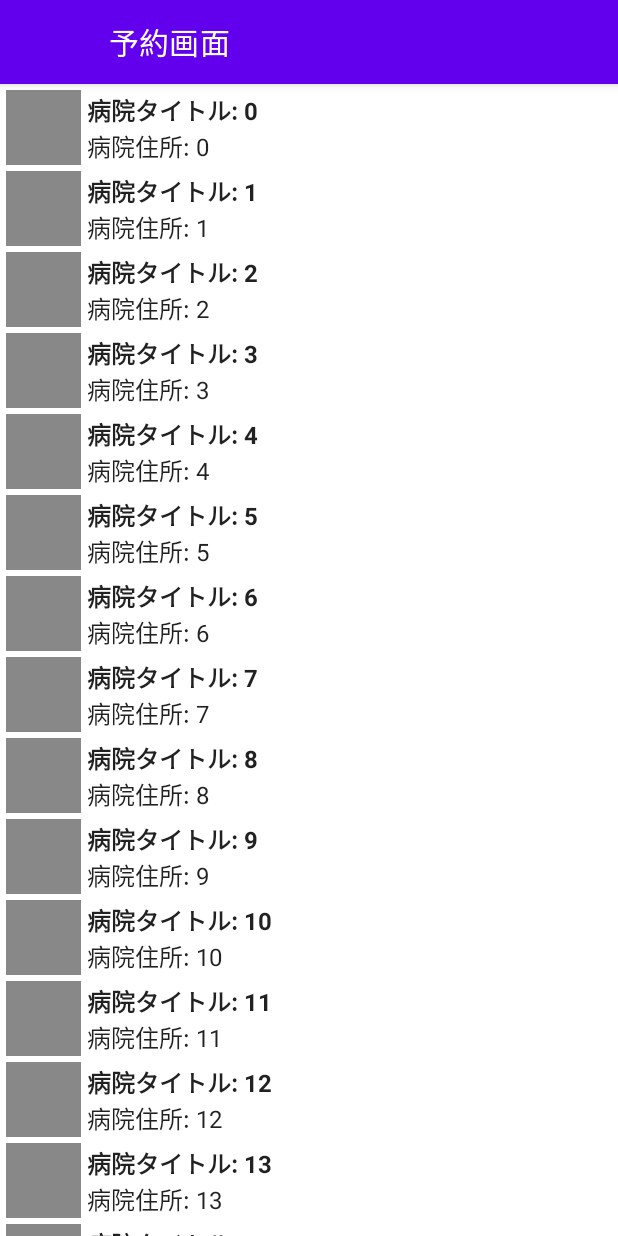
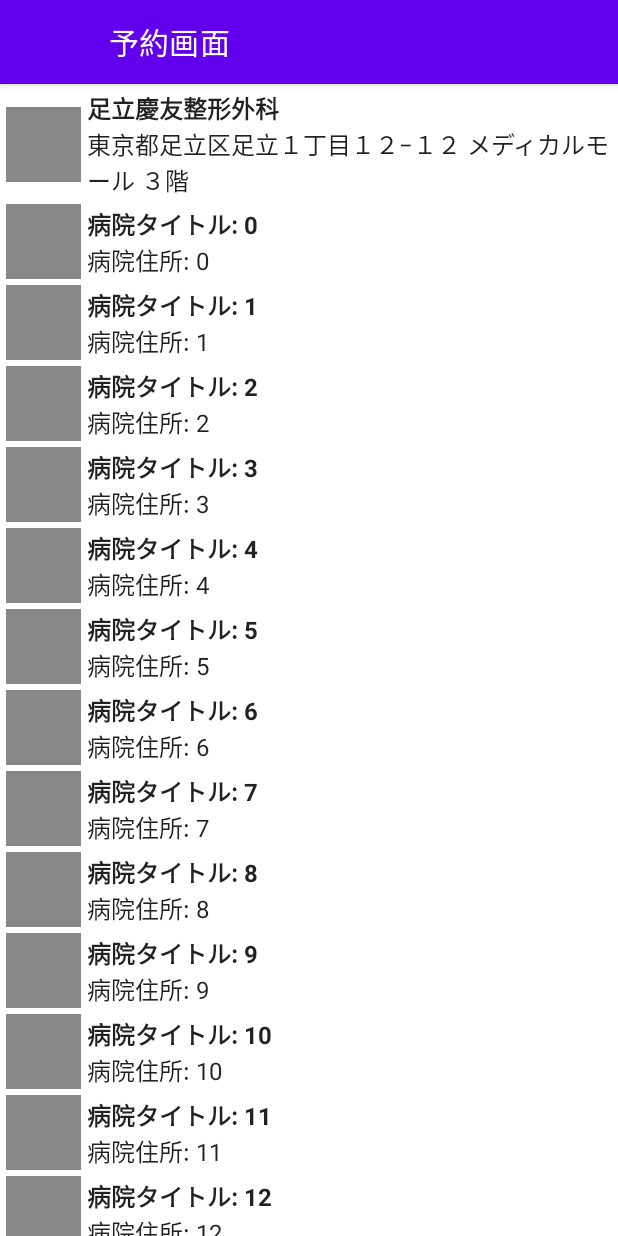
Before and after one commit to rnk0085/medical-hackathon, an Android app built with Jetpack Compose: the @Preview function ReservationScreenPreview, on a phone screen of 412 x 824 dp. Run offline under Robolectric (Android 15) with nearby library versions, the phone set to English and light mode, and no system bars.

Commit message:
chore: 予約画面を修正

```diff
--- a/app/src/main/java/com/example/medicalhackathon/ui/reservation/ReservationScreen.kt
+++ b/app/src/main/java/com/example/medicalhackathon/ui/reservation/ReservationScreen.kt
@@ -1,12 +1,14 @@
 package com.example.medicalhackathon.ui.reservation
 
 import androidx.compose.foundation.layout.fillMaxSize
+import androidx.compose.foundation.layout.fillMaxWidth
 import androidx.compose.foundation.layout.padding
 import androidx.compose.material.Scaffold
 import androidx.compose.material.Text
 import androidx.compose.runtime.Composable
 import androidx.compose.ui.Modifier
 import androidx.compose.ui.tooling.preview.Preview
+import androidx.compose.ui.unit.dp
 import com.example.medicalhackathon.ui.common.HackathonTopAppBar
 import com.example.medicalhackathon.ui.common.HackathonTopAppBarUiState
 import com.example.medicalhackathon.ui.reservation.hospitalList.HospitalListScreen
@@ -26,7 +28,10 @@ fun ReservationScreen(
         }
     ) { innerPaddings ->
         HospitalListScreen(
-            modifier = Modifier.fillMaxSize().padding(innerPaddings),
+            modifier = Modifier
+                .fillMaxWidth()
+                .padding(horizontal = 4.dp)
+                .padding(innerPaddings),
             onListTileClick = onListTileClick,
         )
     }
--- a/app/src/main/java/com/example/medicalhackathon/ui/reservation/hospitalList/HospitalListScreen.kt
+++ b/app/src/main/java/com/example/medicalhackathon/ui/reservation/hospitalList/HospitalListScreen.kt
@@ -16,17 +16,27 @@ fun HospitalListScreen(
     onListTileClick: () -> Unit,
 ){
     LazyColumn(
-        modifier = Modifier.fillMaxSize(),
+        modifier = modifier.fillMaxSize(),
     ) {
+        item {
+            HospitalListTile(
+                hospitalUiState = HospitalUiState(
+                    name = hospitalName1,
+                    address = hospitalAddress1,
+                ),
+                onListTileClick = onListTileClick,
+            )
+        }
+
         val hospitalUiStateList = List(100) { num ->
             HospitalUiState(
                 name = "病院タイトル: $num",
                 address = "病院住所: $num",
             )
         }
+
         items(hospitalUiStateList.count()) {index ->
             HospitalListTile(
-                modifier = Modifier.fillMaxWidth().padding(horizontal = 4.dp),
                 hospitalUiState = hospitalUiStateList[index],
                 onListTileClick = onListTileClick,
             )
@@ -43,3 +53,6 @@ private fun HospitalListScreenPreview() {
         )
     }
 }
+
+const val hospitalName1 = "足立慶友整形外科"
+const val hospitalAddress1 = "東京都足立区足立１丁目１２−１２ メディカルモール ３階"
```
